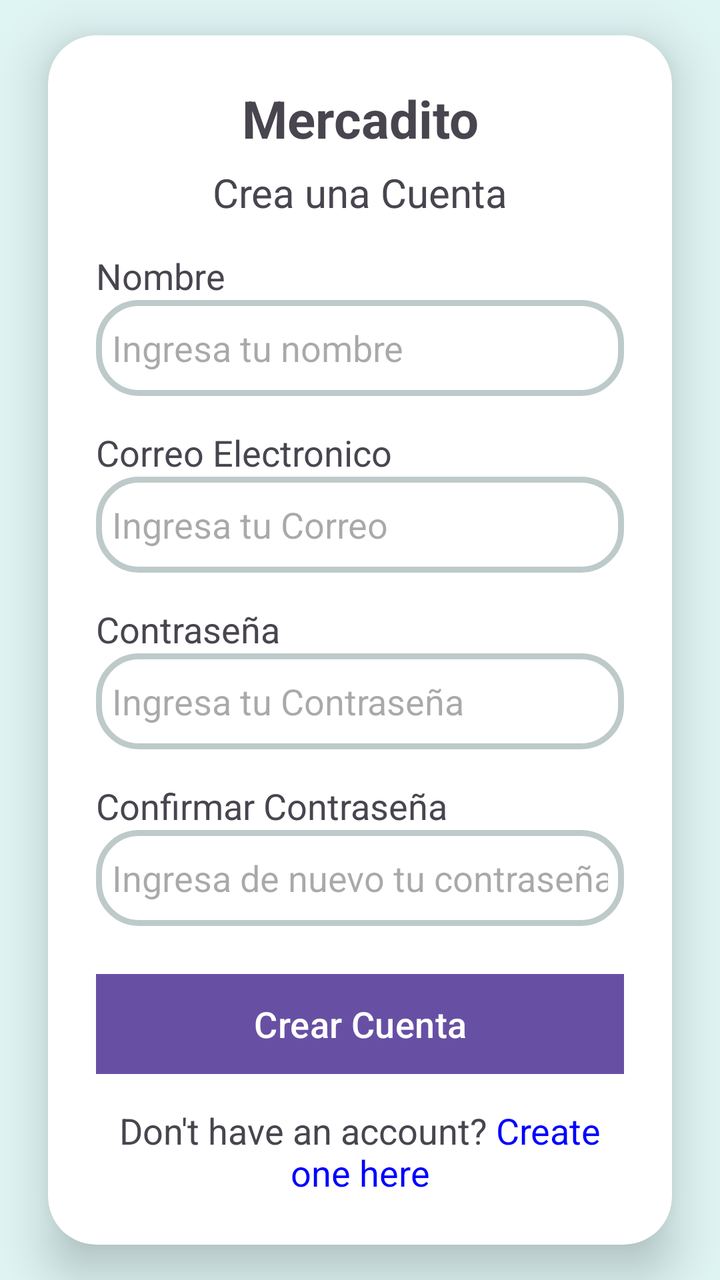
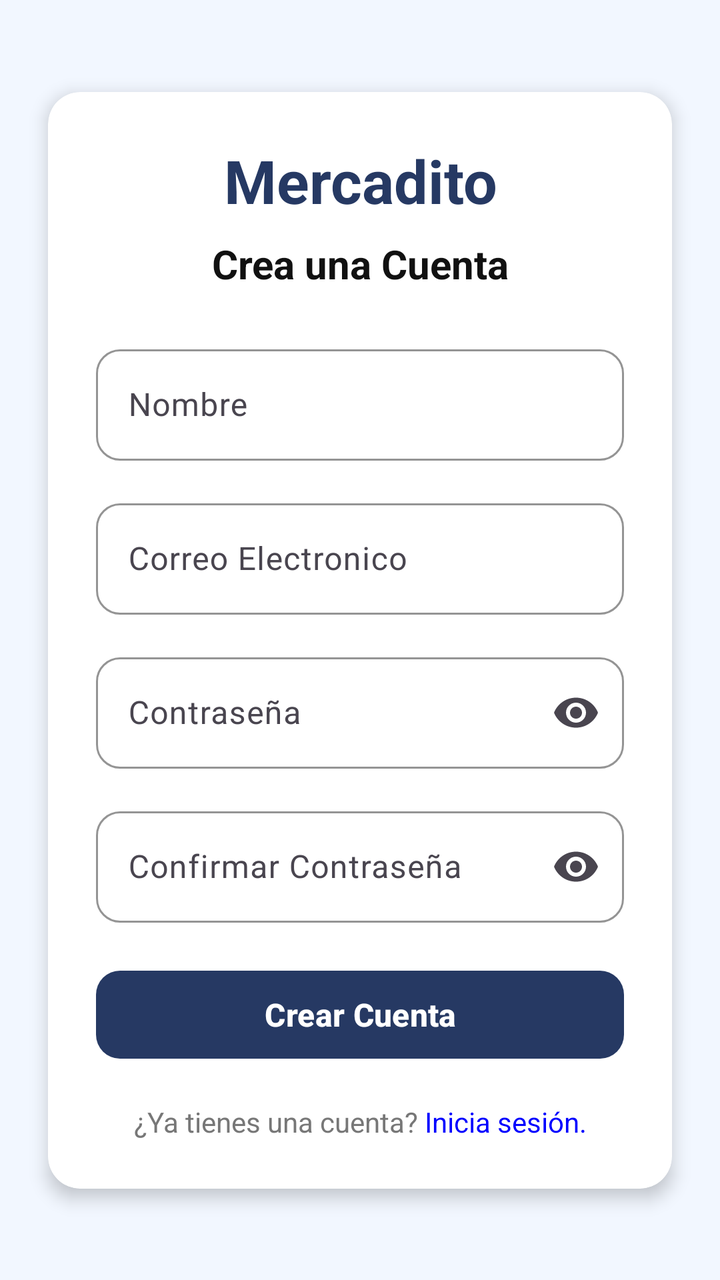

Screens rendered from an Android XML layout before and after an edit, with the pre-edit source and the edit as a unified diff.
<!-- AndroidManifest.xml: application theme Theme.MyApplication -->
<!-- res/layout/activity_singup.xml -->
<?xml version="1.0" encoding="utf-8"?>
<androidx.constraintlayout.widget.ConstraintLayout
    xmlns:android="http://schemas.android.com/apk/res/android"
    xmlns:app="http://schemas.android.com/apk/res-auto"
    xmlns:tools="http://schemas.android.com/tools"
    android:id="@+id/main"
    android:layout_width="match_parent"
    android:layout_height="match_parent"
    tools:context=".features.auth.presentation.activity.SignupActivity"
    android:background="@color/main_screen">

    <androidx.cardview.widget.CardView
        android:layout_width="match_parent"
        android:layout_height="wrap_content"
        android:layout_margin="24dp"
        app:cardCornerRadius="24dp"
        app:cardElevation="15dp"
        app:layout_constraintTop_toTopOf="parent"
        app:layout_constraintBottom_toBottomOf="parent"
        app:layout_constraintStart_toStartOf="parent"
        app:layout_constraintEnd_toEndOf="parent"
        android:background="@drawable/custumer">

        <ScrollView
            android:layout_width="match_parent"
            android:layout_height="match_parent">

            <LinearLayout
                android:layout_width="match_parent"
                android:layout_height="wrap_content"
                android:orientation="vertical"
                android:padding="24dp">

                
                <TextView
                    android:layout_width="match_parent"
                    android:layout_height="wrap_content"
                    android:text="@string/app_name"
                    android:textSize="26sp"
                    android:gravity="center"
                    android:textStyle="bold"/>

                <TextView
                    android:layout_width="match_parent"
                    android:layout_height="wrap_content"
                    android:layout_marginTop="6dp"
                    android:text="@string/create_Account"
                    android:textSize="20sp"
                    android:gravity="center" />

                
                <TextView
                    android:layout_width="match_parent"
                    android:layout_height="wrap_content"
                    android:layout_marginTop="16dp"
                    android:text="@string/name_User"
                    android:textSize="18sp"/>

                <EditText
                    android:id="@+id/name_user"
                    android:layout_width="match_parent"
                    android:layout_height="48dp"
                    android:background="@drawable/custumer"
                    android:hint="@string/hint_name"
                    android:inputType="textPersonName"
                    android:textSize="18sp"
                    android:padding="8dp"/>

                
                <TextView
                    android:layout_width="match_parent"
                    android:layout_height="wrap_content"
                    android:layout_marginTop="16dp"
                    android:text="@string/email"
                    android:textSize="18sp"/>

                <EditText
                    android:id="@+id/email_sigup"
                    android:layout_width="match_parent"
                    android:layout_height="48dp"
                    android:background="@drawable/custumer"
                    android:hint="@string/hint_Email"
                    android:inputType="textEmailAddress"
                    android:textSize="18sp"
                    android:padding="8dp"/>

                
                <TextView
                    android:layout_width="match_parent"
                    android:layout_height="wrap_content"
                    android:layout_marginTop="16dp"
                    android:text="@string/password"
                    android:textSize="18sp"/>

                <EditText
                    android:id="@+id/password_sigup"
                    android:layout_width="match_parent"
                    android:layout_height="48dp"
                    android:textSize="18sp"
                    android:hint="@string/hint_Password"
                    android:inputType="textPassword"
                    android:background="@drawable/custumer"
                    android:padding="8dp"/>

                
                <TextView
                    android:layout_width="match_parent"
                    android:layout_height="wrap_content"
                    android:layout_marginTop="16dp"
                    android:text="@string/confirm_password"
                    android:textSize="18sp"/>

                <EditText
                    android:id="@+id/confirm_password"
                    android:layout_width="match_parent"
                    android:layout_height="48dp"
                    android:textSize="18sp"
                    android:hint="@string/hint_confirmPassword"
                    android:inputType="textPassword"
                    android:background="@drawable/custumer"
                    android:padding="8dp"/>

                
                <Button
                    android:id="@+id/button_singup"
                    android:layout_width="match_parent"
                    android:layout_height="50dp"
                    android:background="@color/black"
                    android:textSize="18sp"
                    android:text="@string/button_Sigup"
                    android:textColor="@color/white"
                    android:layout_marginTop="24dp"/>

                
                <TextView
                    android:id="@+id/link_loging"
                    android:layout_width="match_parent"
                    android:layout_height="wrap_content"
                    android:layout_marginTop="16dp"
                    android:text="@string/create_account_text"
                    android:textSize="18sp"
                    android:gravity="center" />

            </LinearLayout>

        </ScrollView>

    </androidx.cardview.widget.CardView>

</androidx.constraintlayout.widget.ConstraintLayout>
<!-- resources referenced by this layout -->
<resources>
  <color name="black">#FF000000</color>
  <color name="main_screen">#DFF5F4</color>
  <color name="white">#FFFFFFFF</color>
  <!-- drawable custumer (drawable) -->
  <?xml version="1.0" encoding="utf-8"?>
  <shape xmlns:android="http://schemas.android.com/apk/res/android" android:shape="rectangle">
      <stroke
          android:width="3dp"
          android:color="@color/gray"/>
      <corners
          android:radius="20dp"/>
  
  </shape>
  <string name="app_name">Mercadito</string>
  <string name="button_Sigup">Crear Cuenta</string>
  <string name="confirm_password">Confirmar Contraseña</string>
  <string name="create_Account">Crea una Cuenta</string>
  <string name="create_account_text">
      Don\'t have an account? <font color="#0000FF">Create one here</font>
      </string>
  <string name="email">Correo Electronico</string>
  <string name="hint_Email">Ingresa tu Correo</string>
  <string name="hint_Password">Ingresa tu Contraseña</string>
  <string name="hint_confirmPassword">Ingresa de nuevo tu contraseña</string>
  <string name="hint_name">Ingresa tu nombre</string>
  <string name="name_User">Nombre</string>
  <string name="password">Contraseña</string>
  <style name="Theme.MyApplication" parent="Base.Theme.MyApplication" />
  <color name="gray">#BECACA</color>
  <style name="Base.Theme.MyApplication" parent="Theme.Material3.DayNight.NoActionBar">
          
          
      </style>
</resources>

<!-- the commit's change to res/layout/activity_singup.xml (unified diff, before → after) -->
@@ -6,24 +6,25 @@
     android:id="@+id/main"
     android:layout_width="match_parent"
     android:layout_height="match_parent"
-    tools:context=".features.auth.presentation.activity.SignupActivity"
-    android:background="@color/main_screen">
+    android:background="@color/main_screen"
+    tools:context=".features.auth.presentation.activity.SignupActivity">
 
     <androidx.cardview.widget.CardView
         android:layout_width="match_parent"
         android:layout_height="wrap_content"
         android:layout_margin="24dp"
-        app:cardCornerRadius="24dp"
-        app:cardElevation="15dp"
-        app:layout_constraintTop_toTopOf="parent"
+        app:cardBackgroundColor="@color/foodstore_surface"
+        app:cardCornerRadius="16dp"
+        app:cardElevation="5dp"
         app:layout_constraintBottom_toBottomOf="parent"
+        app:layout_constraintEnd_toEndOf="parent"
         app:layout_constraintStart_toStartOf="parent"
-        app:layout_constraintEnd_toEndOf="parent"
-        android:background="@drawable/custumer">
+        app:layout_constraintTop_toTopOf="parent">
 
         <ScrollView
             android:layout_width="match_parent"
-            android:layout_height="match_parent">
+            android:layout_height="wrap_content"
+            android:fillViewport="true">
 
             <LinearLayout
                 android:layout_width="match_parent"
@@ -35,116 +36,136 @@
                 <TextView
                     android:layout_width="match_parent"
                     android:layout_height="wrap_content"
+                    android:gravity="center"
                     android:text="@string/app_name"
-                    android:textSize="26sp"
-                    android:gravity="center"
-                    android:textStyle="bold"/>
-
-                <TextView
-                    android:layout_width="match_parent"
-                    android:layout_height="wrap_content"
-                    android:layout_marginTop="6dp"
-                    android:text="@string/create_Account"
-                    android:textSize="20sp"
-                    android:gravity="center" />
+                    android:textColor="@color/foodstore_primary"
+                    android:textSize="30sp"
+                    android:textStyle="bold" />
 
                 
                 <TextView
                     android:layout_width="match_parent"
                     android:layout_height="wrap_content"
-                    android:layout_marginTop="16dp"
-                    android:text="@string/name_User"
-                    android:textSize="18sp"/>
-
-                <EditText
-                    android:id="@+id/name_user"
-                    android:layout_width="match_parent"
-                    android:layout_height="48dp"
-                    android:background="@drawable/custumer"
-                    android:hint="@string/hint_name"
-                    android:inputType="textPersonName"
-                    android:textSize="18sp"
-                    android:padding="8dp"/>
+                    android:layout_marginTop="8dp"
+                    android:gravity="center"
+                    android:text="@string/create_Account"
+                    android:textColor="@color/foodstore_text"
+                    android:textSize="20sp"
+                    android:textStyle="bold" />
 
                 
-                <TextView
+                <com.google.android.material.textfield.TextInputLayout
+                    android:layout_width="match_parent"
+                    android:layout_height="wrap_content"
+                    android:layout_marginTop="24dp"
+                    android:hint="@string/name_User"
+                    app:boxBackgroundMode="outline"
+                    app:boxCornerRadiusBottomEnd="12dp"
+                    app:boxCornerRadiusBottomStart="12dp"
+                    app:boxCornerRadiusTopEnd="12dp"
+                    app:boxCornerRadiusTopStart="12dp"
+                    app:boxStrokeColor="@color/foodstore_primary">
+
+                    <com.google.android.material.textfield.TextInputEditText
+                        android:id="@+id/name_user"
+                        android:layout_width="match_parent"
+                        android:layout_height="wrap_content"
+                        android:inputType="textPersonName"
+                        android:textSize="16sp" />
+
+                </com.google.android.material.textfield.TextInputLayout>
+
+                
+                <com.google.android.material.textfield.TextInputLayout
                     android:layout_width="match_parent"
                     android:layout_height="wrap_content"
                     android:layout_marginTop="16dp"
-                    android:text="@string/email"
-                    android:textSize="18sp"/>
+                    android:hint="@string/email"
+                    app:boxBackgroundMode="outline"
+                    app:boxCornerRadiusBottomEnd="12dp"
+                    app:boxCornerRadiusBottomStart="12dp"
+                    app:boxCornerRadiusTopEnd="12dp"
+                    app:boxCornerRadiusTopStart="12dp"
+                    app:boxStrokeColor="@color/foodstore_primary">
 
-                <EditText
-                    android:id="@+id/email_sigup"
-                    android:layout_width="match_parent"
-                    android:layout_height="48dp"
-                    android:background="@drawable/custumer"
-                    android:hint="@string/hint_Email"
-                    android:inputType="textEmailAddress"
-                    android:textSize="18sp"
-                    android:padding="8dp"/>
+                    <com.google.android.material.textfield.TextInputEditText
+                        android:id="@+id/email_sigup"
+                        android:layout_width="match_parent"
+                        android:layout_height="wrap_content"
+                        android:inputType="textEmailAddress"
+                        android:textSize="16sp" />
+
+                </com.google.android.material.textfield.TextInputLayout>
 
                 
-                <TextView
+                <com.google.android.material.textfield.TextInputLayout
                     android:layout_width="match_parent"
                     android:layout_height="wrap_content"
                     android:layout_marginTop="16dp"
-                    android:text="@string/password"
-                    android:textSize="18sp"/>
+                    android:hint="@string/password"
+                    app:boxBackgroundMode="outline"
+                    app:boxCornerRadiusBottomEnd="12dp"
+                    app:boxCornerRadiusBottomStart="12dp"
+                    app:boxCornerRadiusTopEnd="12dp"
+                    app:boxCornerRadiusTopStart="12dp"
+                    app:boxStrokeColor="@color/foodstore_primary"
+                    app:endIconMode="password_toggle">
 
-                <EditText
-                    android:id="@+id/password_sigup"
-                    android:layout_width="match_parent"
-                    android:layout_height="48dp"
-                    android:textSize="18sp"
-                    android:hint="@string/hint_Password"
-                    android:inputType="textPassword"
-                    android:background="@drawable/custumer"
-                    android:padding="8dp"/>
+                    <com.google.android.material.textfield.TextInputEditText
+                        android:id="@+id/password_sigup"
+                        android:layout_width="match_parent"
+                        android:layout_height="wrap_content"
+                        android:inputType="textPassword"
+                        android:textSize="16sp" />
+
+                </com.google.android.material.textfield.TextInputLayout>
 
                 
-                <TextView
+                <com.google.android.material.textfield.TextInputLayout
                     android:layout_width="match_parent"
                     android:layout_height="wrap_content"
                     android:layout_marginTop="16dp"
-                    android:text="@string/confirm_password"
-                    android:textSize="18sp"/>
+                    android:hint="@string/confirm_password"
+                    app:boxBackgroundMode="outline"
+                    app:boxCornerRadiusBottomEnd="12dp"
+                    app:boxCornerRadiusBottomStart="12dp"
+                    app:boxCornerRadiusTopEnd="12dp"
+                    app:boxCornerRadiusTopStart="12dp"
+                    app:boxStrokeColor="@color/foodstore_primary"
+                    app:endIconMode="password_toggle">
 
-                <EditText
-                    android:id="@+id/confirm_password"
-                    android:layout_width="match_parent"
-                    android:layout_height="48dp"
-                    android:textSize="18sp"
-                    android:hint="@string/hint_confirmPassword"
-                    android:inputType="textPassword"
-                    android:background="@drawable/custumer"
-                    android:padding="8dp"/>
+                    <com.google.android.material.textfield.TextInputEditText
+                        android:id="@+id/confirm_password"
+                        android:layout_width="match_parent"
+                        android:layout_height="wrap_content"
+                        android:inputType="textPassword"
+                        android:textSize="16sp" />
+                </com.google.android.material.textfield.TextInputLayout>
 
                 
-                <Button
+
+                <com.google.android.material.button.MaterialButton
                     android:id="@+id/button_singup"
                     android:layout_width="match_parent"
-                    android:layout_height="50dp"
-                    android:background="@color/black"
-                    android:textSize="18sp"
+                    android:layout_height="52dp"
+                    android:layout_marginTop="20dp"
                     android:text="@string/button_Sigup"
-                    android:textColor="@color/white"
-                    android:layout_marginTop="24dp"/>
-
+                    android:textColor="@android:color/white"
+                    android:textSize="16sp"
+                    android:textStyle="bold"
+                    app:backgroundTint="@color/foodstore_primary"
+                    app:cornerRadius="12dp" />
                 
                 <TextView
                     android:id="@+id/link_loging"
                     android:layout_width="match_parent"
                     android:layout_height="wrap_content"
-                    android:layout_marginTop="16dp"
-                    android:text="@string/create_account_text"
-                    android:textSize="18sp"
-                    android:gravity="center" />
-
+                    android:layout_marginTop="18dp"
+                    android:gravity="center"
+                    android:text="@string/into_account_text"
+                    android:textColor="@color/foodstore_text_secondary"
+                    android:textSize="14sp" />
             </LinearLayout>
-
         </ScrollView>
-
     </androidx.cardview.widget.CardView>
-
 </androidx.constraintlayout.widget.ConstraintLayout>
<!-- resource entries referenced after the edit -->
@@ -1,34 +1,21 @@
 <!-- resources referenced by this layout -->
 <resources>
-  <color name="black">#FF000000</color>
-  <color name="main_screen">#DFF5F4</color>
-  <color name="white">#FFFFFFFF</color>
-  <!-- drawable custumer (drawable) -->
-  <?xml version="1.0" encoding="utf-8"?>
-  <shape xmlns:android="http://schemas.android.com/apk/res/android" android:shape="rectangle">
-      <stroke
-          android:width="3dp"
-          android:color="@color/gray"/>
-      <corners
-          android:radius="20dp"/>
-  
-  </shape>
+  <color name="foodstore_primary">#263963</color>
+  <color name="foodstore_surface">#FFFFFF</color>
+  <color name="foodstore_text">#111111</color>
+  <color name="foodstore_text_secondary">#777777</color>
+  <color name="main_screen">#F2F7FF</color>
   <string name="app_name">Mercadito</string>
   <string name="button_Sigup">Crear Cuenta</string>
   <string name="confirm_password">Confirmar Contraseña</string>
   <string name="create_Account">Crea una Cuenta</string>
-  <string name="create_account_text">
-      Don\'t have an account? <font color="#0000FF">Create one here</font>
+  <string name="email">Correo Electronico</string>
+  <string name="into_account_text">
+      ¿Ya tienes una cuenta? <font color="#0000FF">Inicia sesión.</font>
       </string>
-  <string name="email">Correo Electronico</string>
-  <string name="hint_Email">Ingresa tu Correo</string>
-  <string name="hint_Password">Ingresa tu Contraseña</string>
-  <string name="hint_confirmPassword">Ingresa de nuevo tu contraseña</string>
-  <string name="hint_name">Ingresa tu nombre</string>
   <string name="name_User">Nombre</string>
   <string name="password">Contraseña</string>
   <style name="Theme.MyApplication" parent="Base.Theme.MyApplication" />
-  <color name="gray">#BECACA</color>
   <style name="Base.Theme.MyApplication" parent="Theme.Material3.DayNight.NoActionBar">
           
           
